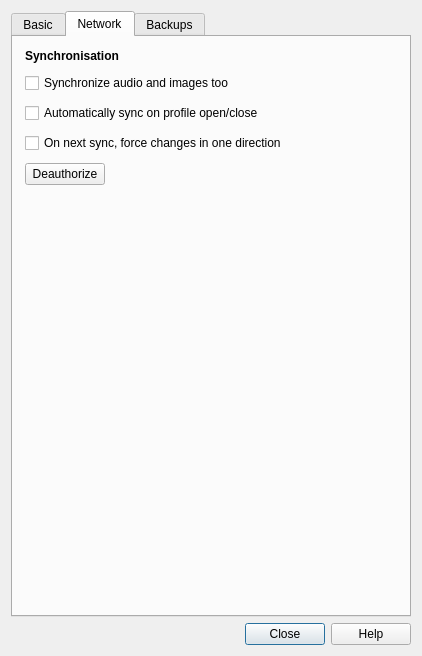
The window that qt/designer/preferences.ui (ankitects/anki) describes before a commit, drawn with Qt 5.
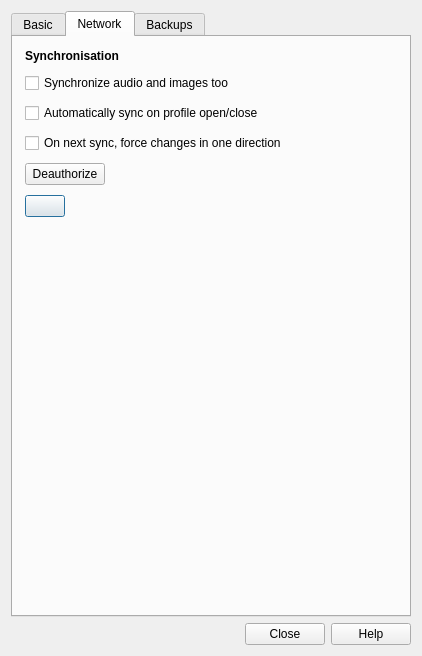
The same window after the commit. The open tabs and pages were chosen to show the change.

Commit message: add string for media log title, and add button in prefs to access it

The edit to the form file:
```diff
--- a/qt/designer/preferences.ui
+++ b/qt/designer/preferences.ui
@@ -371,6 +371,30 @@
              </item>
             </layout>
            </item>
+           <item>
+            <layout class="QHBoxLayout" name="horizontalLayout_3">
+             <item>
+              <widget class="QPushButton" name="media_log">
+               <property name="text">
+                <string/>
+               </property>
+              </widget>
+             </item>
+             <item>
+              <spacer name="horizontalSpacer_3">
+               <property name="orientation">
+                <enum>Qt::Horizontal</enum>
+               </property>
+               <property name="sizeHint" stdset="0">
+                <size>
+                 <width>40</width>
+                 <height>20</height>
+                </size>
+               </property>
+              </spacer>
+             </item>
+            </layout>
+           </item>
           </layout>
          </item>
         </layout>
```
Left out of the diff: 4 changed lines with no effect on the pictures. The commit also changes 4 other files.
